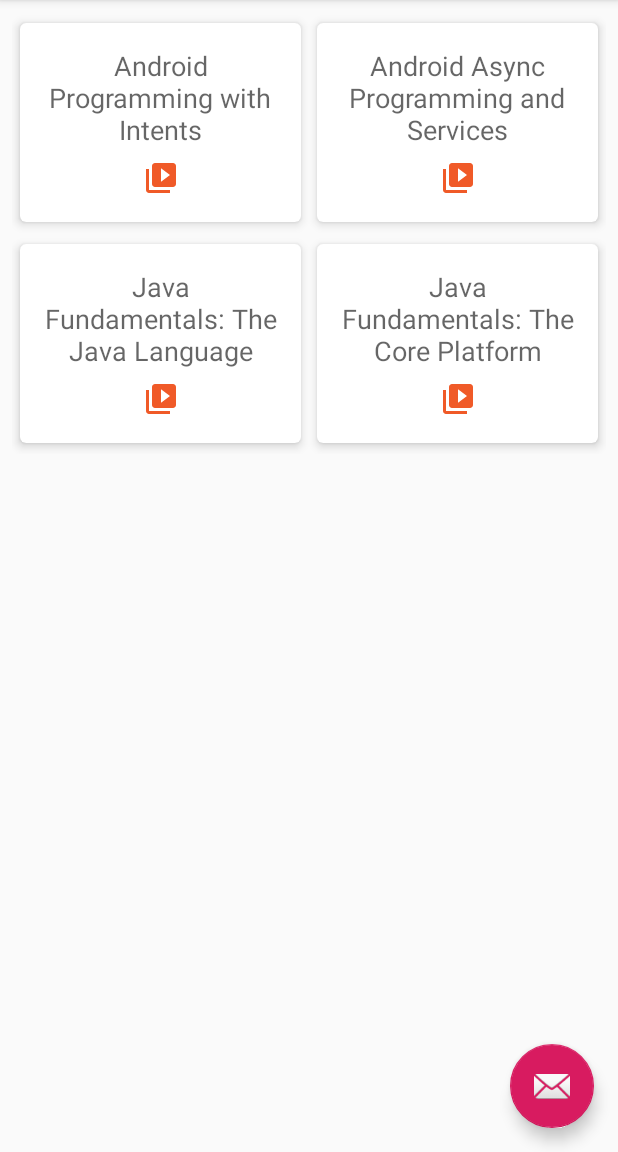
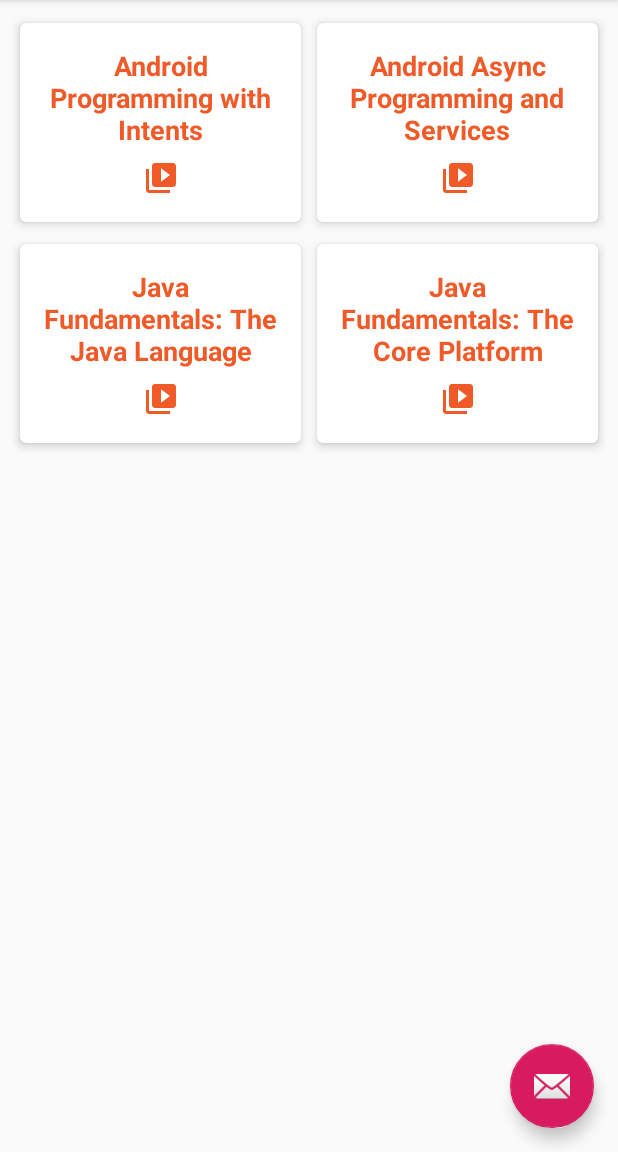
Before and after one commit to OlalKeith/Note-Keeper, an Android app: the screen it shows after launch (MainActivity), in the side drawer, after a tap on "Courses", on a phone screen of 412 x 824 dp, the part 84-1236 px from its top. Run offline under Robolectric (Android 15) with nearby library versions, the phone set to English and light mode, and no system bars.

Commit message:
Creating a textstyle

```diff
--- a/app/src/main/res/layout/item_course_list.xml
+++ b/app/src/main/res/layout/item_course_list.xml
@@ -24,7 +24,7 @@
                 android:layout_height="wrap_content"
                 android:text="TextView"
                 android:textAlignment="center"
-                android:textAppearance="@android:style/TextAppearance.Material.Medium"
+                android:textAppearance="@style/CourseTitle"
                 app:layout_constraintLeft_toLeftOf="parent"
                 app:layout_constraintRight_toRightOf="parent"
                 app:layout_constraintTop_toTopOf="parent" />
--- a/app/src/main/res/layout/item_note_list.xml
+++ b/app/src/main/res/layout/item_note_list.xml
@@ -36,10 +36,8 @@
                 android:layout_width="0dp"
                 android:layout_height="wrap_content"
                 android:layout_marginLeft="8dp"
-                android:layout_marginRight="0dp"
-                android:layout_marginTop="0dp"
                 android:text="TextView"
-                android:textAppearance="@android:style/TextAppearance.Material.Large"
+                android:textAppearance="@style/CourseTitle"
                 app:layout_constraintRight_toRightOf="parent"
                 app:layout_constraintStart_toStartOf="@+id/text_title"
                 app:layout_constraintTop_toTopOf="parent" />
--- a/app/src/main/res/values/styles.xml
+++ b/app/src/main/res/values/styles.xml
@@ -17,4 +17,8 @@
 
     <style name="AppTheme.PopupOverlay" parent="ThemeOverlay.AppCompat.Light" />
 
+    <style name="CourseTitle" parent="@android:style/TextAppearance.Material.Medium">
+        <item name="android:textColor">@color/pluralsight_orange</item>
+        <item name="android:textStyle">bold</item>
+    </style>
 </resources>
```
